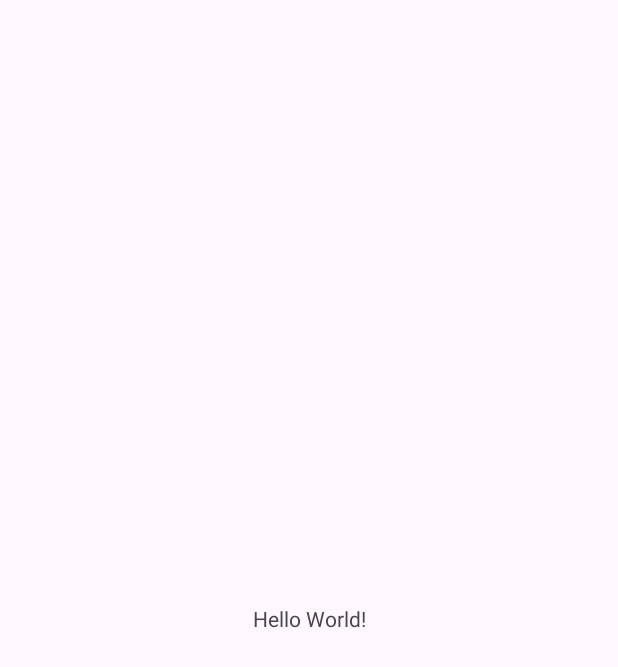
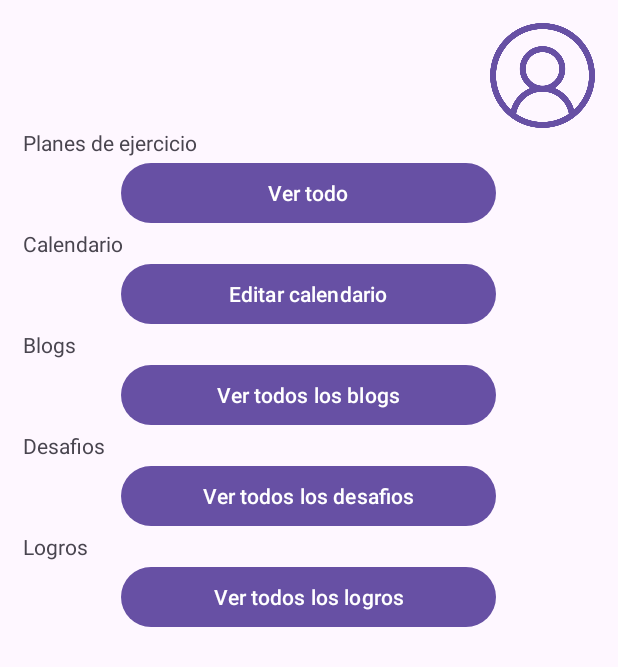
Before and after one commit to LoadingName404/proyectoFigma, an Android app: the screen it shows after launch (MainActivity), on a phone screen of 412 x 824 dp. Before the commit the part shown is almost empty. Shown: the top 667 px of the screen. Run offline under Robolectric (Android 15) with nearby library versions, the phone set to English and light mode, and no system bars.

Commit message:
Base para activity_main.xml (Menu principal)

```diff
--- a/app/src/main/res/layout/activity_main.xml
+++ b/app/src/main/res/layout/activity_main.xml
@@ -1,18 +1,118 @@
 <?xml version="1.0" encoding="utf-8"?>
-<androidx.constraintlayout.widget.ConstraintLayout xmlns:android="http://schemas.android.com/apk/res/android"
+<LinearLayout
+    xmlns:android="http://schemas.android.com/apk/res/android"
     xmlns:app="http://schemas.android.com/apk/res-auto"
     xmlns:tools="http://schemas.android.com/tools"
+    android:orientation="vertical"
     android:layout_width="match_parent"
     android:layout_height="match_parent"
-    tools:context=".MainActivity">
+    tools:context=".MainActivity"
+    android:layout_margin="15dp">
+
+    <Button
+        android:id="@+id/menuUserButton"
+        android:layout_gravity="end"
+        android:layout_width="70dp"
+        android:layout_height="70dp"
+        android:adjustViewBounds="true"
+        android:background="@drawable/usericon"
+        android:onClick="onButtonClick"
+        android:scaleType="fitCenter"/>
 
     <TextView
         android:layout_width="wrap_content"
         android:layout_height="wrap_content"
-        android:text="Hello World!"
+        android:text="Planes de ejercicio"
+        app:layout_constraintBottom_toBottomOf="parent"
+        app:layout_constraintEnd_toEndOf="parent"
+        app:layout_constraintStart_toStartOf="parent"
+        app:layout_constraintTop_toTopOf="parent"/>
+
+    <Button
+        android:id="@+id/menuPlanesButton"
+        android:layout_gravity="center_horizontal"
+        android:layout_width="250dp"
+        android:layout_height="wrap_content"
+        android:adjustViewBounds="true"
+        android:text="Ver todo"
+        android:onClick="onButtonClick"
+        android:scaleType="fitCenter" />
+
+    <TextView
+        android:layout_width="wrap_content"
+        android:layout_height="wrap_content"
+        android:text="Calendario"
         app:layout_constraintBottom_toBottomOf="parent"
         app:layout_constraintEnd_toEndOf="parent"
         app:layout_constraintStart_toStartOf="parent"
         app:layout_constraintTop_toTopOf="parent" />
 
-</androidx.constraintlayout.widget.ConstraintLayout>
+    <Button
+        android:id="@+id/menuCalenButton"
+        android:layout_gravity="center_horizontal"
+        android:layout_width="250dp"
+        android:layout_height="wrap_content"
+        android:adjustViewBounds="true"
+        android:text="Editar calendario"
+        android:onClick="onButtonClick"
+        android:scaleType="fitCenter" />
+
+    <TextView
+        android:layout_width="wrap_content"
+        android:layout_height="wrap_content"
+        android:text="Blogs"
+        app:layout_constraintBottom_toBottomOf="parent"
+        app:layout_constraintEnd_toEndOf="parent"
+        app:layout_constraintStart_toStartOf="parent"
+        app:layout_constraintTop_toTopOf="parent" />
+
+    <Button
+        android:id="@+id/menuBlogButton"
+
+        android:layout_gravity="center_horizontal"
+        android:layout_width="250dp"
+        android:layout_height="wrap_content"
+        android:adjustViewBounds="true"
+        android:text="Ver todos los blogs"
+        android:onClick="onButtonClick"
+        android:scaleType="fitCenter" />
+
+    <TextView
+        android:layout_width="wrap_content"
+        android:layout_height="wrap_content"
+        android:text="Desafios"
+        app:layout_constraintBottom_toBottomOf="parent"
+        app:layout_constraintEnd_toEndOf="parent"
+        app:layout_constraintStart_toStartOf="parent"
+        app:layout_constraintTop_toTopOf="parent" />
+
+    <Button
+        android:id="@+id/menuDesafioButton"
+        android:layout_gravity="center_horizontal"
+        android:layout_width="250dp"
+        android:layout_height="wrap_content"
+        android:adjustViewBounds="true"
+        android:text="Ver todos los desafios"
+        android:onClick="onButtonClick"
+        android:scaleType="fitCenter" />
+
+    <TextView
+        android:layout_width="wrap_content"
+        android:layout_height="wrap_content"
+        android:text="Logros"
+        app:layout_constraintBottom_toBottomOf="parent"
+        app:layout_constraintEnd_toEndOf="parent"
+        app:layout_constraintStart_toStartOf="parent"
+        app:layout_constraintTop_toTopOf="parent" />
+
+    <Button
+        android:id="@+id/menuLogroButton"
+        android:layout_gravity="center_horizontal"
+        android:layout_width="250dp"
+        android:layout_height="wrap_content"
+        android:adjustViewBounds="true"
+        android:text="Ver todos los logros"
+        android:onClick="onButtonClick"
+        android:scaleType="fitCenter" />
+
+</LinearLayout>
```
Also changed, not shown: app/src/main/res/drawable/usericon.png (added).
